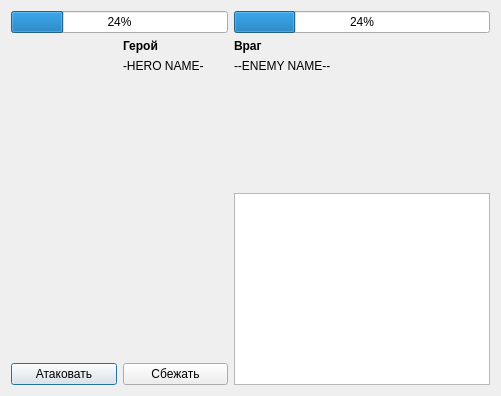
Qt form game/ui/battledialog.ui (LosYear/qt-practice) before a commit.
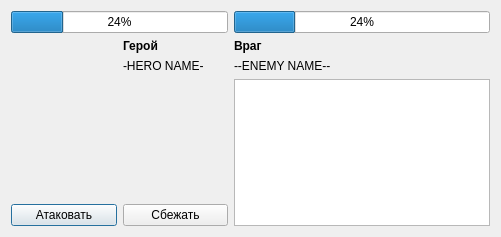
The same form after that commit. Icons and pictures are not drawn.

Patch:
```diff
--- a/game/ui/battledialog.ui
+++ b/game/ui/battledialog.ui
@@ -7,7 +7,7 @@
     <x>0</x>
     <y>0</y>
     <width>501</width>
-    <height>396</height>
+    <height>237</height>
    </rect>
   </property>
   <property name="windowTitle">
```
